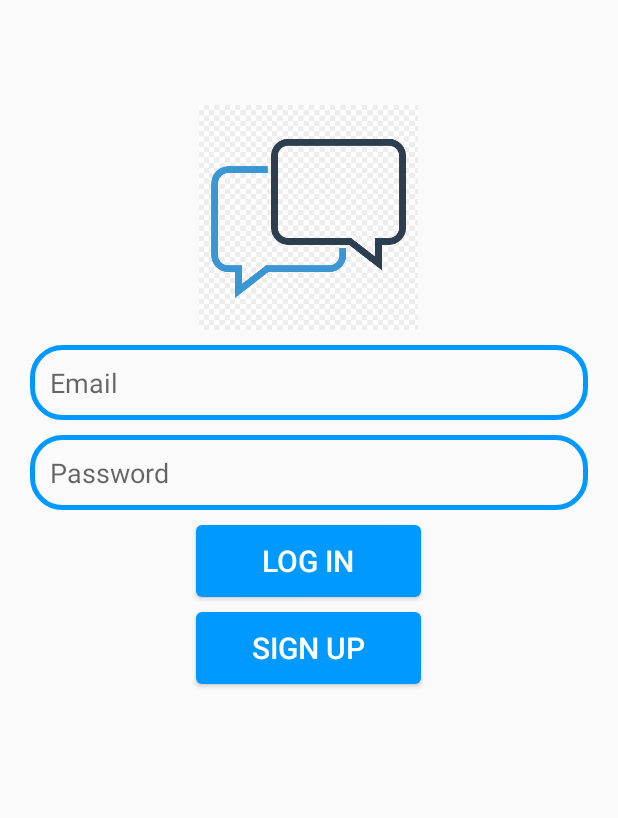
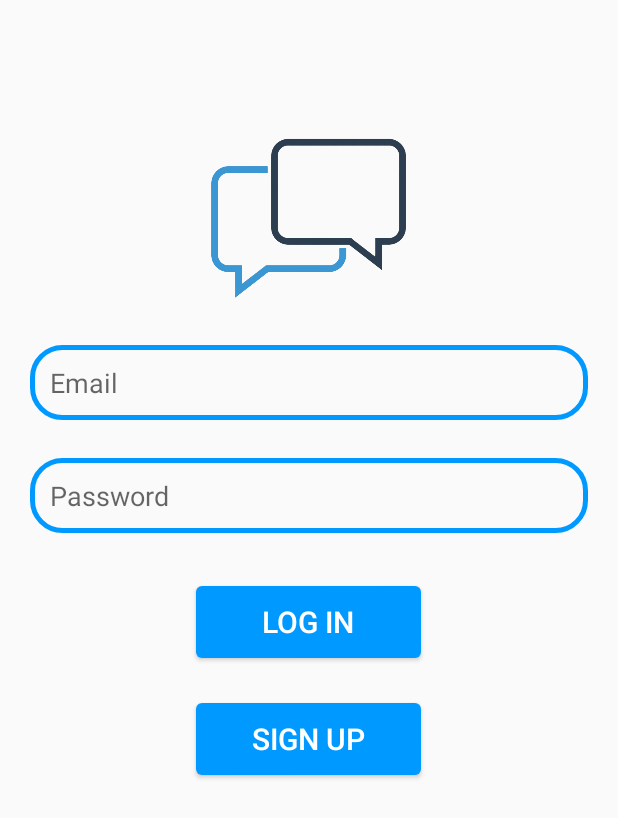
Before and after one commit to Dan21198/ChatApp2, an Android app: the screen it shows after launch (LogIn), on a phone screen of 412 x 824 dp. Shown: the top 818 px of the screen. Run offline under Robolectric (Android 15) with nearby library versions, the phone set to English and light mode, and no system bars.

Commit message:
design refactor

```diff
--- a/app/src/main/res/layout/activity_chat.xml
+++ b/app/src/main/res/layout/activity_chat.xml
@@ -19,6 +19,9 @@
             android:orientation="vertical">
 
             <!-- Your existing content -->
+
+            <!-- Space to push EditText and Button to the bottom -->
+
             <ScrollView
                 android:layout_width="match_parent"
                 android:layout_height="0dp"
@@ -29,12 +32,11 @@
                     android:layout_width="match_parent"
                     android:layout_height="wrap_content"
                     android:paddingLeft="5dp"
-                    android:paddingTop="5dp"
+                    android:paddingTop="50dp"
                     android:paddingRight="5dp"
                     android:text="@string/text" />
             </ScrollView>
 
-            <!-- Space to push EditText and Button to the bottom -->
             <View
                 android:id="@+id/viewToDetectSwipe"
                 android:layout_width="match_parent"
--- a/app/src/main/res/layout/activity_log_in.xml
+++ b/app/src/main/res/layout/activity_log_in.xml
@@ -1,6 +1,5 @@
 <?xml version="1.0" encoding="utf-8"?>
 <RelativeLayout xmlns:android="http://schemas.android.com/apk/res/android"
-    xmlns:app="http://schemas.android.com/apk/res-auto"
     xmlns:tools="http://schemas.android.com/tools"
     android:layout_width="match_parent"
     android:layout_height="match_parent"
@@ -31,7 +30,7 @@
         android:layout_width="match_parent"
         android:layout_height="50dp"
         android:layout_below="@id/edt_email"
-        android:layout_marginTop="10dp"
+        android:layout_marginTop="25dp"
         android:hint="Password"
         android:paddingLeft="13dp"
         android:background="@drawable/edt_background"
@@ -49,7 +48,7 @@
         android:textColor="@color/white"
         android:textSize="20sp"
         android:layout_centerHorizontal="true"
-        android:layout_marginTop="10dp"/>
+        android:layout_marginTop="35dp"/>
 
     <Button
         android:id="@+id/btnSignUp"
@@ -61,5 +60,5 @@
         android:textColor="@color/white"
         android:textSize="20sp"
         android:layout_centerHorizontal="true"
-        android:layout_marginTop="10dp"/>
+        android:layout_marginTop="30dp"/>
 </RelativeLayout>
```
Also changed, not shown: app/src/main/java/com/example/chatapp/ChatActivity.kt (+19 -19 lines), app/src/main/res/layout/activity_sign_up.xml (+4 -4 lines), app/src/main/res/drawable/logo.png.
